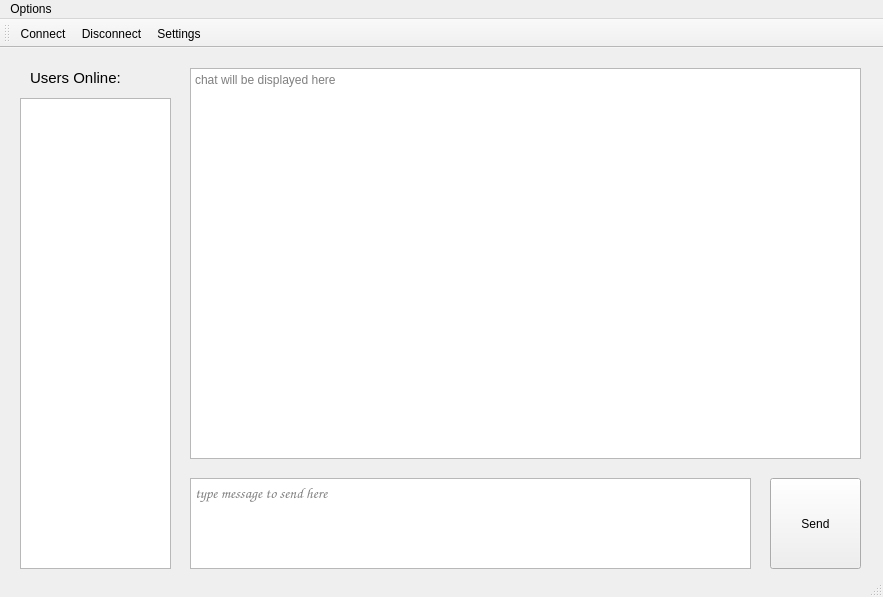
ericytsang-archive/comp4981.linuxchat, file client/clientwindow.ui: the form before one commit.
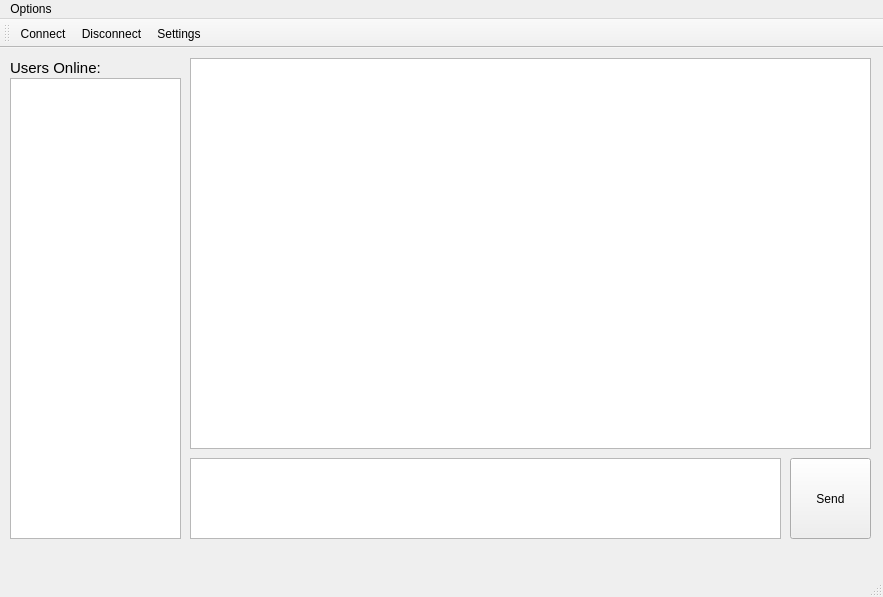
The form after the commit. Icons and pictures are not drawn.

Commit message: made changes to layout

The edit to the form file:
```diff
--- a/client/clientwindow.ui
+++ b/client/clientwindow.ui
@@ -17,10 +17,10 @@
    <widget class="QPushButton" name="pushButton">
     <property name="geometry">
      <rect>
-      <x>770</x>
-      <y>430</y>
-      <width>91</width>
-      <height>91</height>
+      <x>790</x>
+      <y>410</y>
+      <width>81</width>
+      <height>81</height>
      </rect>
     </property>
     <property name="layoutDirection">
@@ -37,22 +37,19 @@
     <property name="geometry">
      <rect>
       <x>190</x>
-      <y>20</y>
-      <width>671</width>
+      <y>10</y>
+      <width>681</width>
       <height>391</height>
      </rect>
     </property>
-    <property name="placeholderText">
-     <string>chat will be displayed here</string>
-    </property>
    </widget>
    <widget class="QTextEdit" name="textEdit">
     <property name="geometry">
      <rect>
       <x>190</x>
-      <y>430</y>
-      <width>561</width>
-      <height>91</height>
+      <y>410</y>
+      <width>591</width>
+      <height>81</height>
      </rect>
     </property>
     <property name="font">
@@ -71,14 +68,14 @@
      <number>1</number>
     </property>
     <property name="placeholderText">
-     <string>type message to send here</string>
+     <string/>
     </property>
    </widget>
    <widget class="QLabel" name="label">
     <property name="geometry">
      <rect>
-      <x>30</x>
-      <y>20</y>
+      <x>10</x>
+      <y>10</y>
       <width>131</width>
       <height>20</height>
      </rect>
@@ -95,10 +92,10 @@
    <widget class="QListWidget" name="listWidget">
     <property name="geometry">
      <rect>
-      <x>20</x>
-      <y>50</y>
-      <width>151</width>
-      <height>471</height>
+      <x>10</x>
+      <y>30</y>
+      <width>171</width>
+      <height>461</height>
      </rect>
     </property>
     <property name="selectionMode">
```
Left out of the diff: 2 changed lines with no effect on the pictures.
